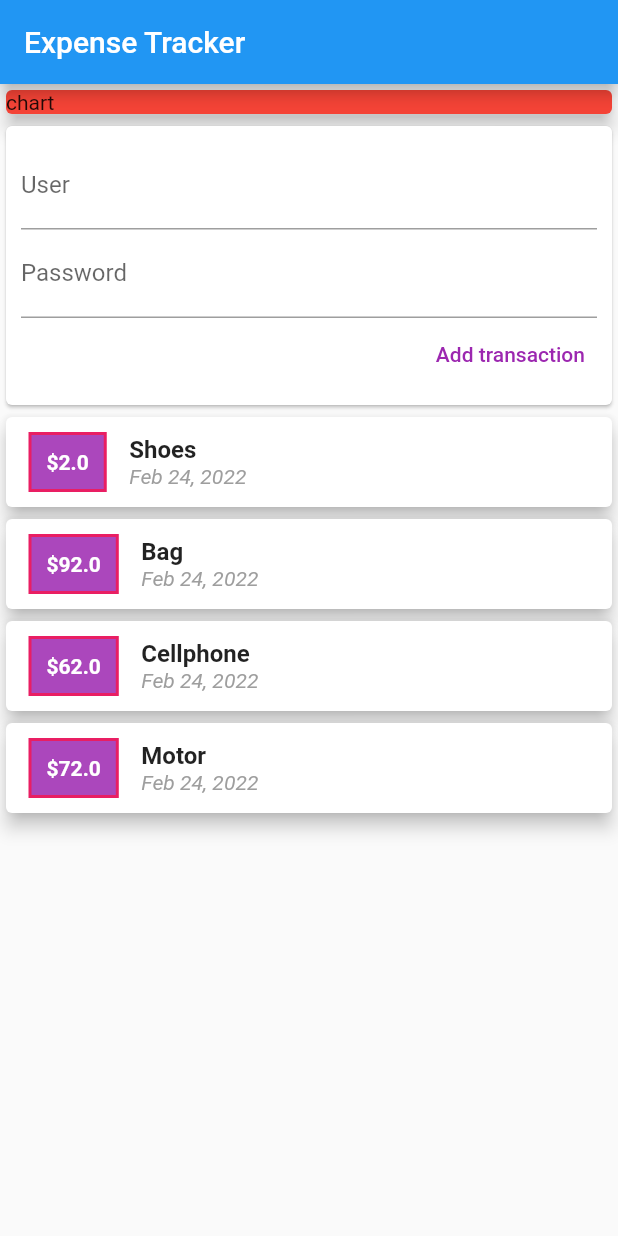
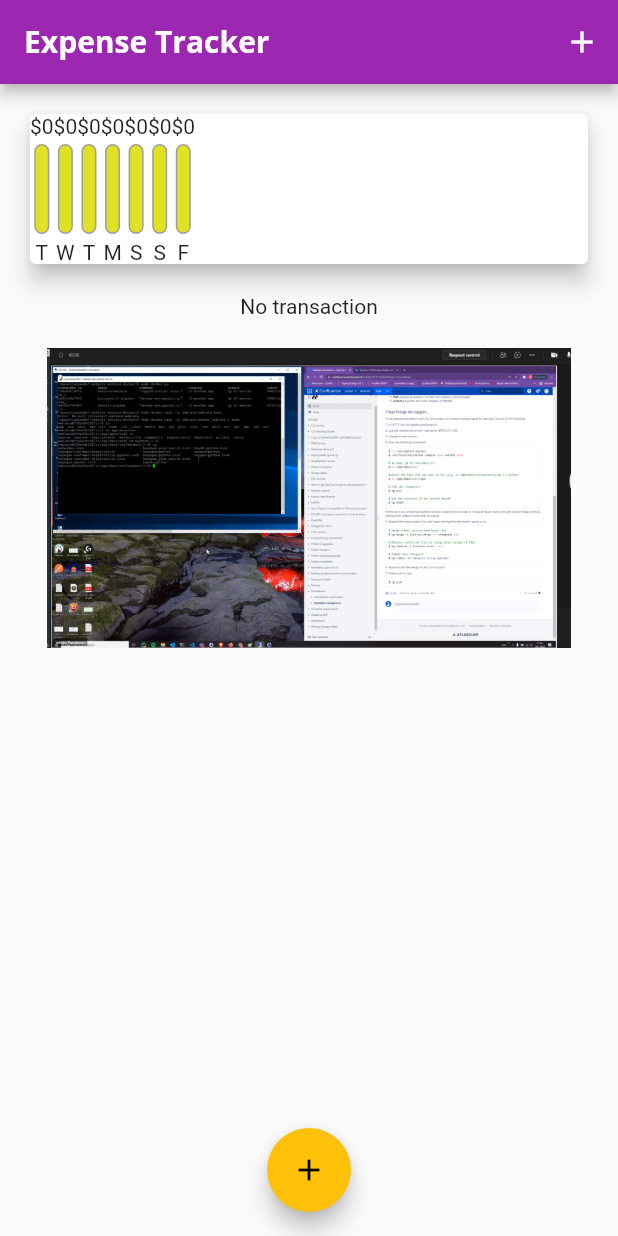
Before and after one commit to bechersydney/flutter_expense_tracker, a Flutter app: the screen it shows after launch, on a phone screen of 412 x 824 dp. Run offline on Flutter 3.47's test engine with Material 2 defaults, Android fonts, the phone set to English and light mode, and no system bars.

Commit message:
add initial chart

```diff
--- /dev/null
+++ b/lib/chart.dart
@@ -0,0 +1,48 @@
+import 'package:flutter/material.dart';
+import './chart_bar.dart';
+import '../models/transaction.dart';
+import 'package:intl/intl.dart';
+
+class Chart extends StatelessWidget {
+  final List<Transaction> recentTransactions;
+  const Chart(this.recentTransactions, {Key? key}) : super(key: key);
+
+  List<Map<String, Object>> get groupedTransaction {
+    return List.generate(7, (index) {
+      final weekday = DateTime.now().subtract(Duration(days: index));
+      double sum = 0;
+      for (var transaction in recentTransactions) {
+        if (transaction.transactionDate.day == weekday.day &&
+            transaction.transactionDate.month == weekday.month &&
+            transaction.transactionDate.year == weekday.year) {
+          sum += transaction.amount;
+        }
+      }
+      return {
+        'day': DateFormat.E().format(weekday).substring(0, 1),
+        'amount': sum
+      };
+    });
+  }
+
+  double get totalSpending {
+    return groupedTransaction.fold(0.0, (sum, item) {
+      return sum + (item['amount'] as double);
+    });
+  }
+
+  @override
+  Widget build(BuildContext context) {
+    return Card(
+      elevation: 6,
+      margin: const EdgeInsets.all(20),
+      child: Row(
+          children: groupedTransaction.map((tx) {
+        return ChartBar(
+            label: tx['day'].toString(),
+            amount: (tx['amount'] as double ),
+            spendingPicTotal: totalSpending == 0 ? 0.0 : (tx['amount'] as double) / totalSpending);
+      }).toList()),
+    );
+  }
+}
--- /dev/null
+++ b/lib/chart_bar.dart
@@ -0,0 +1,52 @@
+import 'package:flutter/material.dart';
+
+class ChartBar extends StatelessWidget {
+  final String label;
+  final double amount;
+  final double spendingPicTotal;
+  const ChartBar(
+      {required this.label,
+      required this.amount,
+      required this.spendingPicTotal,
+      Key? key})
+      : super(key: key);
+
+  @override
+  Widget build(BuildContext context) {
+    return Column(
+      children: [
+        Text('\$${amount.toStringAsFixed(0)}'),
+        const SizedBox(
+          height: 4,
+        ),
+        Container(
+          height: 60,
+          width: 10,
+          child: Stack(
+            children: [
+              Container(
+                decoration: BoxDecoration(
+                    border: Border.all(color: Colors.grey, width: 1),
+                    color: const Color.fromARGB(220, 220, 220, 0),
+                    borderRadius: BorderRadius.circular(10)),
+              ),
+              FractionallySizedBox(
+                heightFactor: spendingPicTotal,
+                child: Container(
+                  decoration: BoxDecoration(
+                    color: Theme.of(context).primaryColor,
+                    borderRadius: BorderRadius.circular(10),
+                  ),
+                ),
+              )
+            ],
+          ),
+        ),
+        const SizedBox(
+          height: 4,
+        ),
+        Text(label)
+      ],
+    );
+  }
+}
--- a/lib/main.dart
+++ b/lib/main.dart
@@ -1,141 +1,127 @@
 // ignore_for_file: must_be_immutable
 
 import 'package:flutter/material.dart';
-import 'package:intl/intl.dart';
-import './transaction.dart';
+import 'package:personal_expense_tracker/transaction_list.dart';
+import './new_transaction.dart';
+import '../models/transaction.dart';
+import './chart.dart';
 
 void main() {
-  runApp(MyApp());
+  runApp(const MyApp());
 }
 
 class MyApp extends StatelessWidget {
-  MyApp({Key? key}) : super(key: key);
-  List<Transaction> transactions = [
-    Transaction(
-      id: '1',
-      title: 'Shoes',
-      amount: 2.0,
-      transactionDate: DateTime.now(),
-    ),
-    Transaction(
-      id: '2',
-      title: 'Bag',
-      amount: 92.0,
-      transactionDate: DateTime.now(),
-    ),
-    Transaction(
-      id: '3',
-      title: 'Cellphone',
-      amount: 62.0,
-      transactionDate: DateTime.now(),
-    ),
-    Transaction(
-      id: '4',
-      title: 'Motor',
-      amount: 72.0,
-      transactionDate: DateTime.now(),
-    ),
-  ];
+  const MyApp({Key? key}) : super(key: key);
 
   @override
   Widget build(BuildContext context) {
     return MaterialApp(
+      debugShowCheckedModeBanner: false,
       title: 'Flutter Demo',
       theme: ThemeData(
-        primarySwatch: Colors.blue,
+        primarySwatch: Colors.purple,
+        accentColor: Colors.amber,
+        textTheme: ThemeData.light().textTheme.copyWith(
+            headline4: const TextStyle(
+                fontFamily: 'OpenSans',
+                fontSize: 18,
+                fontWeight: FontWeight.bold)),
+        fontFamily: 'QuickSand',
+        appBarTheme: AppBarTheme(
+          titleTextStyle: ThemeData.light()
+              .textTheme
+              .copyWith(
+                headline6: const TextStyle(
+                    fontFamily: 'OpenSans',
+                    fontSize: 20,
+                    fontWeight: FontWeight.bold),
+              )
+              .headline6,
         ),
-      home: Scaffold(
+      ),
+      home: const HomePage(),
+    );
+  }
+}
+
+class HomePage extends StatefulWidget {
+  const HomePage({Key? key}) : super(key: key);
+
+  @override
+  State<HomePage> createState() => _HomePageState();
+}
+
+class _HomePageState extends State<HomePage> {
+  final List<Transaction> _userTransactions = [
+
+  ];
+
+  void _addNewTransaction(String title, double amount) {
+    final newTx = Transaction(
+      id: DateTime.now().toString(),
+      title: title,
+      amount: amount,
+      transactionDate: DateTime.now(),
+    );
+    setState(() {
+      _userTransactions.add(newTx);
+    });
+  }
+
+  void showAddTransaction(BuildContext ctx) {
+    showModalBottomSheet(
+      context: ctx,
+      builder: (_) {
+        return GestureDetector(
+          child: NewTransaction(_addNewTransaction),
+          onTap: () {},
+          behavior: HitTestBehavior.opaque,
+        );
+      },
+    );
+  }
+
+  List<Transaction> get recentTransaction {
+    return _userTransactions.where((tx) {
+      return tx.transactionDate.isAfter(
+        DateTime.now().subtract(
+          const Duration(days: 7),
+        ),
+      );
+    }).toList();
+  }
+
+
+  @override
+  Widget build(BuildContext context) {
+    return Scaffold(
       appBar: AppBar(
         title: const Text('Expense Tracker'),
+        actions: [
+          Builder(builder: (ctx) {
+            return IconButton(
+              onPressed: () => showAddTransaction(ctx),
+              icon: const Icon(Icons.add),
+            );
+          }),
+        ],
       ),
       body: Column(
         mainAxisAlignment: MainAxisAlignment.start,
         crossAxisAlignment: CrossAxisAlignment.stretch,
         children: [
-            const Card(
-              color: Colors.red,
-              elevation: 5,
-              child: SizedBox(
-                width: double.infinity,
-                child: Text('chart'),
-              ),
-            ),
-            Card(
-              child: Container(
-                margin: const EdgeInsets.all(10.0),
-                child: Column(
-                  crossAxisAlignment: CrossAxisAlignment.end,
-                  children: [
-                    const TextField(
-                      decoration: InputDecoration(labelText: 'User'),
-                    ),
-                    const TextField(
-                      decoration: InputDecoration(labelText: 'Password'),
-                    ),
-                    TextButton(
-                      onPressed: () {},
-                      child: const Text('Add transaction'),
-                      style: TextButton.styleFrom(
-                        primary: Colors.purple,
-                      ),
-                    )
+          Chart(recentTransaction),
+          TransactionList(_userTransactions),
         ],
       ),
-              ),
-            ),
-            Column(
-              children: transactions
-                  .map((transaction) => Card(
-                        elevation: 5,
-                        child: Row(children: [
-                          Container(
-                            decoration: BoxDecoration(
-                                border: Border.all(
-                                  color: Colors.pink,
-                                  width: 2,
-                                ),
-                                color: Colors.purple[400]),
-                            margin: const EdgeInsets.symmetric(
-                              vertical: 10,
-                              horizontal: 15,
-                            ),
-                            child: Padding(
-                              padding: const EdgeInsets.all(10.0),
-                              child: Text(
-                                '\$${transaction.amount}',
-                                style: const TextStyle(
-                                    color: Colors.white,
-                                    fontWeight: FontWeight.bold),
-                              ),
-                            ),
-                          ),
-                          Column(
-                            crossAxisAlignment: CrossAxisAlignment.start,
-                            children: [
-                              Text(
-                                transaction.title,
-                                style: const TextStyle(
-                                  fontSize: 16,
-                                  fontWeight: FontWeight.bold,
-                                ),
-                              ),
-                              Text(
-                                DateFormat.yMMMd()
-                                    .format(transaction.transactionDate),
-                                style: const TextStyle(
-                                  fontStyle: FontStyle.italic,
-                                  color: Colors.grey,
-                                ),
-                              )
-                            ],
-                          )
-                        ]),
-                      ))
-                  .toList(),
-            ),
-          ],
-        ),
-      ),
+      floatingActionButtonLocation: FloatingActionButtonLocation.centerFloat,
+      floatingActionButton: Builder(builder: (ctx) {
+        return FloatingActionButton(
+          onPressed: () => showAddTransaction(ctx),
+          child: const Icon(Icons.add),
+          backgroundColor: Theme.of(context).colorScheme.secondary,
+        );
+      }),
     );
   }
 }
--- /dev/null
+++ b/lib/new_transaction.dart
@@ -0,0 +1,61 @@
+import 'package:flutter/material.dart';
+
+class NewTransaction extends StatefulWidget {
+  final Function _addTransaction;
+
+  const NewTransaction(this._addTransaction, {Key? key}) : super(key: key);
+
+  @override
+  State<NewTransaction> createState() => _NewTransactionState();
+}
+
+class _NewTransactionState extends State<NewTransaction> {
+  final titleController = TextEditingController();
+
+  final amountController = TextEditingController();
+
+  void _submitData() async{
+    final enteredTitle = titleController.text;
+    final enteredAmount = double.parse(amountController.text);
+    if (enteredTitle.isEmpty || enteredAmount < 0) {
+      return;
+    }
+    // widget is used to access data from the main/parent class of this state
+    await widget._addTransaction(enteredTitle, enteredAmount);
+    // close the upper screen
+    Navigator.of(context).pop();
+  }
+
+  @override
+  Widget build(BuildContext context) {
+    return Card(
+      child: Container(
+        margin: const EdgeInsets.all(10.0),
+        child: Column(
+          crossAxisAlignment: CrossAxisAlignment.end,
+          children: [
+            TextField(
+              decoration: const InputDecoration(labelText: 'Title'),
+              controller: titleController,
+            ),
+            TextField(
+              decoration: const InputDecoration(labelText: 'Amount'),
+              controller: amountController,
+              keyboardType: const TextInputType.numberWithOptions(
+                decimal: true,
+              ),
+              onSubmitted: (_) => _submitData(),
+            ),
+            TextButton(
+              onPressed: _submitData,
+              child: const Text('Add transaction'),
+              style: TextButton.styleFrom(
+                primary: Colors.purple,
+              ),
+            )
+          ],
+        ),
+      ),
+    );
+  }
+}
--- /dev/null
+++ b/lib/transaction_list.dart
@@ -0,0 +1,79 @@
+import 'package:flutter/material.dart';
+import 'package:intl/intl.dart';
+import 'package:personal_expense_tracker/models/transaction.dart';
+
+class TransactionList extends StatelessWidget {
+  final List<Transaction> userTransactions;
+  const TransactionList(this.userTransactions, {Key? key}) : super(key: key);
+  @override
+  Widget build(BuildContext context) {
+    // SingleChildScrollView  works inside containera and must define height on container
+    return Container(
+      height: 300,
+      child: userTransactions.isNotEmpty
+          ? ListView.builder(
+              itemBuilder: (ctx, index) {
+                return Card(
+                  elevation: 5,
+                  child: Row(children: [
+                    Container(
+                      decoration: BoxDecoration(
+                        border: Border.all(
+                          color: Theme.of(context).primaryColor,
+                          width: 2,
+                        ),
+                      ),
+                      margin: const EdgeInsets.symmetric(
+                        vertical: 10,
+                        horizontal: 15,
+                      ),
+                      child: Padding(
+                        padding: const EdgeInsets.all(10.0),
+                        child: Text(
+                          '\$${userTransactions[index].amount.toStringAsFixed(2)}',
+                          style: TextStyle(
+                            color: Theme.of(context).primaryColor,
+                            fontWeight: FontWeight.bold,
+                          ),
+                        ),
+                      ),
+                    ),
+                    Column(
+                      crossAxisAlignment: CrossAxisAlignment.start,
+                      children: [
+                        Text(
+                          userTransactions[index].title,
+                          // using global texstyle
+                          style: Theme.of(context).textTheme.headline4,
+                        ),
+                        Text(
+                          DateFormat.yMMMd()
+                              .format(userTransactions[index].transactionDate),
+                          style: const TextStyle(
+                            fontStyle: FontStyle.italic,
+                            color: Colors.grey,
+                          ),
+                        )
+                      ],
+                    )
+                  ]),
+                );
+              },
+              itemCount: userTransactions.length,
+            )
+          : Column(
+              children: [
+                const Text('No transaction'),
+                const SizedBox(height: 20,),
+                Container(
+                  height: 200,
+                  child: Image.asset(
+                    'assets/images/test.png',
+                    fit: BoxFit.cover,
+                  ),
+                )
+              ],
+            ),
+    );
+  }
+}
```
Also changed, not shown: pubspec.yaml (+14 -15 lines), assets/fonts/OpenSans-Bold.ttf (added), assets/fonts/OpenSans-Medium.ttf (added), assets/fonts/OpenSans-Regular.ttf (added), assets/fonts/Quicksand-Bold.ttf (added), assets/fonts/Quicksand-Light.ttf (added), assets/fonts/Quicksand-Medium.ttf (added), assets/fonts/Quicksand-Regular.ttf (added), assets/fonts/Quicksand-SemiBold.ttf (added), assets/images/test.png (added), lib/models/transaction.dart (renamed from lib/transaction.dart). Lines whose indentation alone changed are shown as unchanged.
